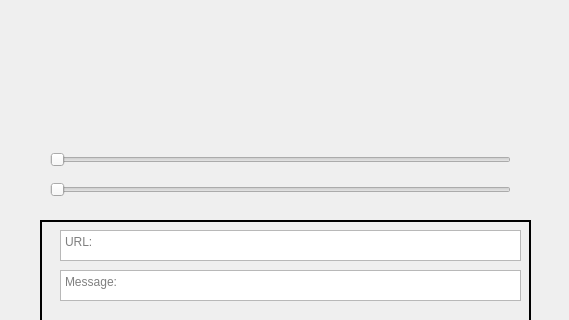
Above: zukeUI/assets/zukeUI.ui from mohoska91/zukebox before the change; both pictures show x 0 to 569 and y 260 to 580 of the 569 by 708 pixel window. Below: the same form after it.
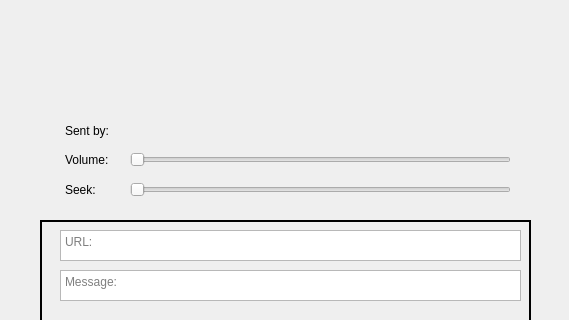
That is the form after the change. Icons and pictures are not drawn.

```diff
--- a/zukeUI/assets/zukeUI.ui
+++ b/zukeUI/assets/zukeUI.ui
@@ -146,9 +146,9 @@
   <widget class="QSlider" name="volume_slider">
    <property name="geometry">
     <rect>
-     <x>50</x>
+     <x>130</x>
      <y>410</y>
-     <width>461</width>
+     <width>381</width>
      <height>20</height>
     </rect>
    </property>
@@ -162,9 +162,9 @@
   <widget class="QSlider" name="seek_slider">
    <property name="geometry">
     <rect>
-     <x>50</x>
+     <x>130</x>
      <y>440</y>
-     <width>461</width>
+     <width>381</width>
      <height>20</height>
     </rect>
    </property>
@@ -181,9 +181,9 @@
   <widget class="QLabel" name="track_sender">
    <property name="geometry">
     <rect>
-     <x>50</x>
+     <x>142</x>
      <y>380</y>
-     <width>473</width>
+     <width>381</width>
      <height>21</height>
     </rect>
    </property>
@@ -229,6 +229,54 @@
     <set>Qt::AlignCenter</set>
    </property>
   </widget>
+  <widget class="QLabel" name="volume_label">
+   <property name="geometry">
+    <rect>
+     <x>65</x>
+     <y>410</y>
+     <width>61</width>
+     <height>20</height>
+    </rect>
+   </property>
+   <property name="text">
+    <string>Volume:</string>
+   </property>
+   <property name="alignment">
+    <set>Qt::AlignLeading|Qt::AlignLeft|Qt::AlignVCenter</set>
+   </property>
+  </widget>
+  <widget class="QLabel" name="label_2">
+   <property name="geometry">
+    <rect>
+     <x>65</x>
+     <y>440</y>
+     <width>61</width>
+     <height>20</height>
+    </rect>
+   </property>
+   <property name="text">
+    <string>Seek:</string>
+   </property>
+   <property name="alignment">
+    <set>Qt::AlignLeading|Qt::AlignLeft|Qt::AlignVCenter</set>
+   </property>
+  </widget>
+  <widget class="QLabel" name="sentby_label">
+   <property name="geometry">
+    <rect>
+     <x>65</x>
+     <y>380</y>
+     <width>61</width>
+     <height>21</height>
+    </rect>
+   </property>
+   <property name="text">
+    <string>Sent by:</string>
+   </property>
+   <property name="alignment">
+    <set>Qt::AlignLeading|Qt::AlignLeft|Qt::AlignVCenter</set>
+   </property>
+  </widget>
   <zorder>frame_2</zorder>
   <zorder>widget</zorder>
   <zorder>track_title</zorder>
```
Left out of the diff: 15 changed lines with no effect on the pictures.
